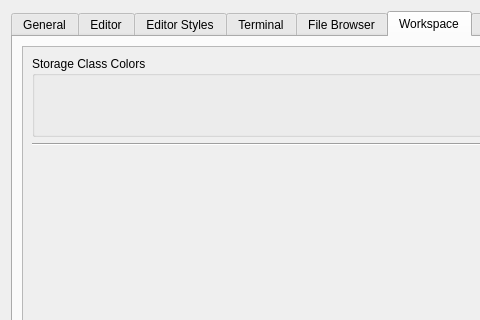
This is libgui/src/settings-dialog.ui in ctaggart/octave as Qt 5 draws it before an edit; both pictures show x 0 to 480 and y 0 to 320 of the 720 by 480 pixel window. The edited form follows.
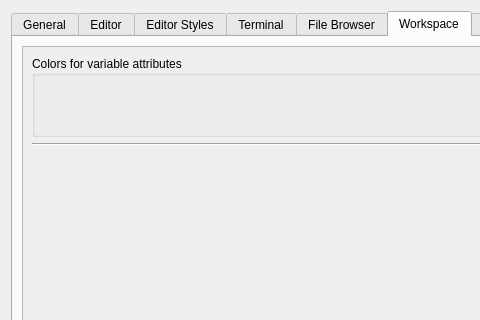
This is the edited form. The open tabs and pages were chosen to show the change.

Commit message:
* settings-dialog.ui: missing changes for cset dfc6ef6ac455
branch : gui-release

```diff
--- a/libgui/src/settings-dialog.ui
+++ b/libgui/src/settings-dialog.ui
@@ -1514,8 +1514,8 @@
            <rect>
             <x>0</x>
             <y>0</y>
-            <width>154</width>
-            <height>114</height>
+            <width>678</width>
+            <height>378</height>
            </rect>
           </property>
           <layout class="QVBoxLayout" name="verticalLayout_19">
@@ -1539,7 +1539,7 @@
                 </size>
                </property>
                <property name="title">
-                <string>Storage Class Colors</string>
+                <string>Colors for variable attributes </string>
                </property>
               </widget>
              </item>
```
Left out of the diff: 18 changed lines with no effect on the pictures.
